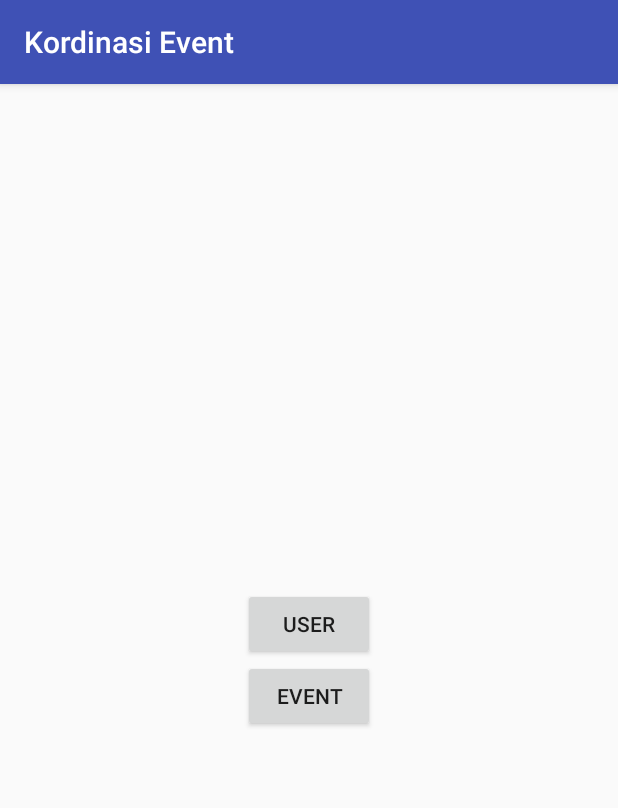
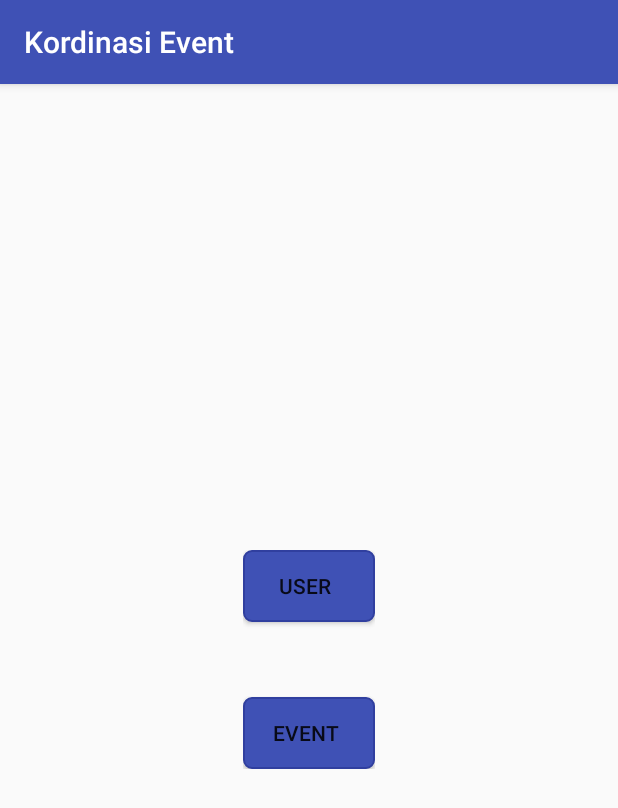
Before and after one commit to ahmadmuzakki29/kordinasi-eo, an Android app: the MainActivity screen opened directly, with no data from a screen before it, on a phone screen of 412 x 824 dp. Shown: the top 808 px of the screen. Run offline under Robolectric (Android 15) with nearby library versions, the light colour scheme and no system bars; network calls fail.

Commit message:
add background button

```diff
--- a/app/src/main/java/com/event/kordinasi/kordinasievent/UserFormActivity.java
+++ b/app/src/main/java/com/event/kordinasi/kordinasievent/UserFormActivity.java
@@ -119,11 +119,11 @@ public class UserFormActivity extends FormActivity implements DeleteDialog.Liste
         }
 
         @Override
-        public String update(String id) {
-            Bundle data = getData();
+        public void setData(Bundle data) {
             data.remove("password");
-            return super.update(id);
+            super.setData(data);
         }
+
     }
 
     private class UserInternetConnection extends FormInternetConnection{
--- /dev/null
+++ b/app/src/main/res/drawable/bg_btn.xml
@@ -0,0 +1,7 @@
+<?xml version="1.0" encoding="utf-8"?>
+<selector xmlns:android="http://schemas.android.com/apk/res/android">
+    <item android:state_pressed="true"
+        android:drawable="@drawable/btn_pressed" /> <!-- pressed -->
+
+    <item android:drawable="@drawable/btn_default" /> <!-- default -->
+</selector>
--- /dev/null
+++ b/app/src/main/res/drawable/btn_default.xml
@@ -0,0 +1,7 @@
+<?xml version="1.0" encoding="utf-8"?>
+<shape xmlns:android="http://schemas.android.com/apk/res/android">
+    <solid android:color="@color/colorPrimary" />
+    <stroke android:width="1dp" android:color="@color/colorPrimaryDark"/>
+    <corners android:radius="5dp" />
+    <padding  android:right="5dp" android:top="5dp" android:bottom="5dp"/>
+</shape>
--- /dev/null
+++ b/app/src/main/res/drawable/btn_pressed.xml
@@ -0,0 +1,6 @@
+<?xml version="1.0" encoding="utf-8"?>
+<shape xmlns:android="http://schemas.android.com/apk/res/android">
+    <solid android:color="@color/colorPrimaryDark" />
+    <stroke android:width="1dp" android:color="@color/colorPrimaryDark"/>
+    <corners android:radius="5dp" />
+</shape>
--- a/app/src/main/res/layout/activity_main.xml
+++ b/app/src/main/res/layout/activity_main.xml
@@ -15,13 +15,16 @@
             android:layout_height="wrap_content"
             android:text="User"
             android:onClick="user"
-            android:id="@+id/btn_user" />
+            android:id="@+id/btn_user"
+            android:background="@drawable/bg_btn"
+            android:layout_marginBottom="50dp"/>
 
         <Button
             android:layout_width="wrap_content"
             android:layout_height="wrap_content"
             android:text="Event"
             android:onClick="event"
-            android:id="@+id/btn_event" />
+            android:id="@+id/btn_event"
+            android:background="@drawable/bg_btn"/>
     </LinearLayout>
 </RelativeLayout>
```
